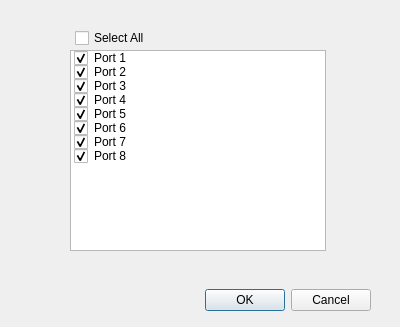
Terrabits/S2pExtractor, file getPortsDialog.ui: the form before one commit.
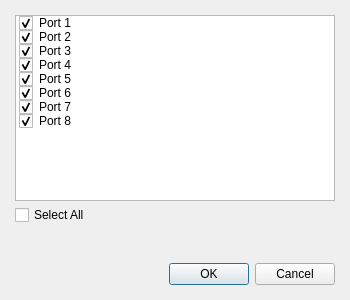
The form after the commit.

What changed in the file:
```diff
--- a/getPortsDialog.ui
+++ b/getPortsDialog.ui
@@ -6,38 +6,31 @@
    <rect>
     <x>0</x>
     <y>0</y>
-    <width>400</width>
-    <height>327</height>
+    <width>350</width>
+    <height>300</height>
    </rect>
   </property>
   <property name="windowTitle">
    <string>Choose Ports...</string>
   </property>
-  <widget class="QDialogButtonBox" name="buttonBox">
-   <property name="geometry">
-    <rect>
-     <x>30</x>
-     <y>284</y>
-     <width>341</width>
-     <height>32</height>
-    </rect>
+  <layout class="QVBoxLayout" name="verticalLayout">
+   <property name="spacing">
+    <number>4</number>
    </property>
-   <property name="orientation">
-    <enum>Qt::Horizontal</enum>
+   <property name="leftMargin">
+    <number>15</number>
    </property>
-   <property name="standardButtons">
-    <set>QDialogButtonBox::Cancel|QDialogButtonBox::Ok</set>
+   <property name="topMargin">
+    <number>15</number>
    </property>
-  </widget>
+   <property name="rightMargin">
+    <number>15</number>
+   </property>
+   <property name="bottomMargin">
+    <number>15</number>
+   </property>
+   <item>
   <widget class="QListWidget" name="portsList">
-   <property name="geometry">
-    <rect>
-     <x>70</x>
-     <y>50</y>
-     <width>256</width>
-     <height>201</height>
-    </rect>
-   </property>
    <property name="selectionMode">
     <enum>QAbstractItemView::NoSelection</enum>
    </property>
@@ -106,19 +99,38 @@
     </property>
    </item>
   </widget>
+   </item>
+   <item>
   <widget class="QCheckBox" name="selectAllCheckbox">
-   <property name="geometry">
-    <rect>
-     <x>75</x>
-     <y>28</y>
-     <width>81</width>
-     <height>20</height>
-    </rect>
-   </property>
    <property name="text">
     <string>Select All</string>
    </property>
   </widget>
+   </item>
+   <item>
+    <spacer name="verticalSpacer">
+     <property name="orientation">
+      <enum>Qt::Vertical</enum>
+     </property>
+     <property name="sizeHint" stdset="0">
+      <size>
+       <width>20</width>
+       <height>40</height>
+      </size>
+     </property>
+    </spacer>
+   </item>
+   <item>
+    <widget class="QDialogButtonBox" name="buttonBox">
+     <property name="orientation">
+      <enum>Qt::Horizontal</enum>
+     </property>
+     <property name="standardButtons">
+      <set>QDialogButtonBox::Cancel|QDialogButtonBox::Ok</set>
+     </property>
+    </widget>
+   </item>
+  </layout>
  </widget>
  <tabstops>
   <tabstop>selectAllCheckbox</tabstop>
```
Left out of the diff: 1 changed line with no effect on the pictures. Lines whose indentation alone changed are shown as unchanged.
